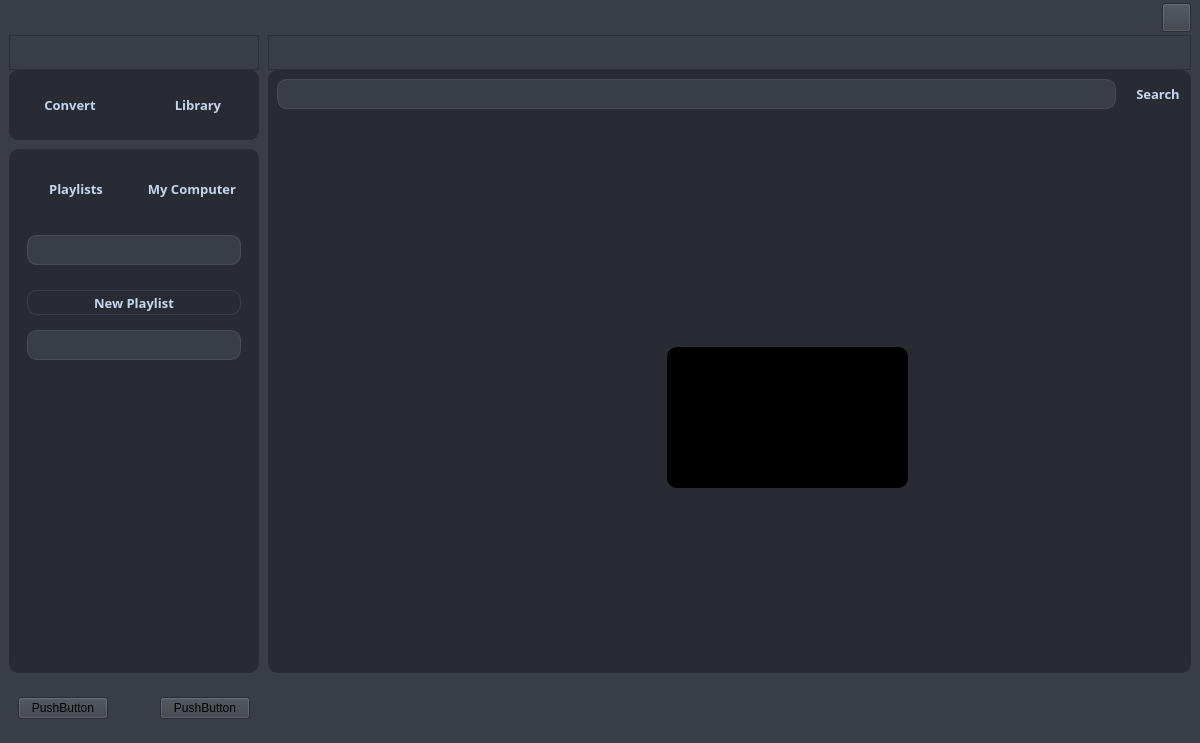
First picture: the form in src/form.ui, repository naestia/PiMono, before the edit.
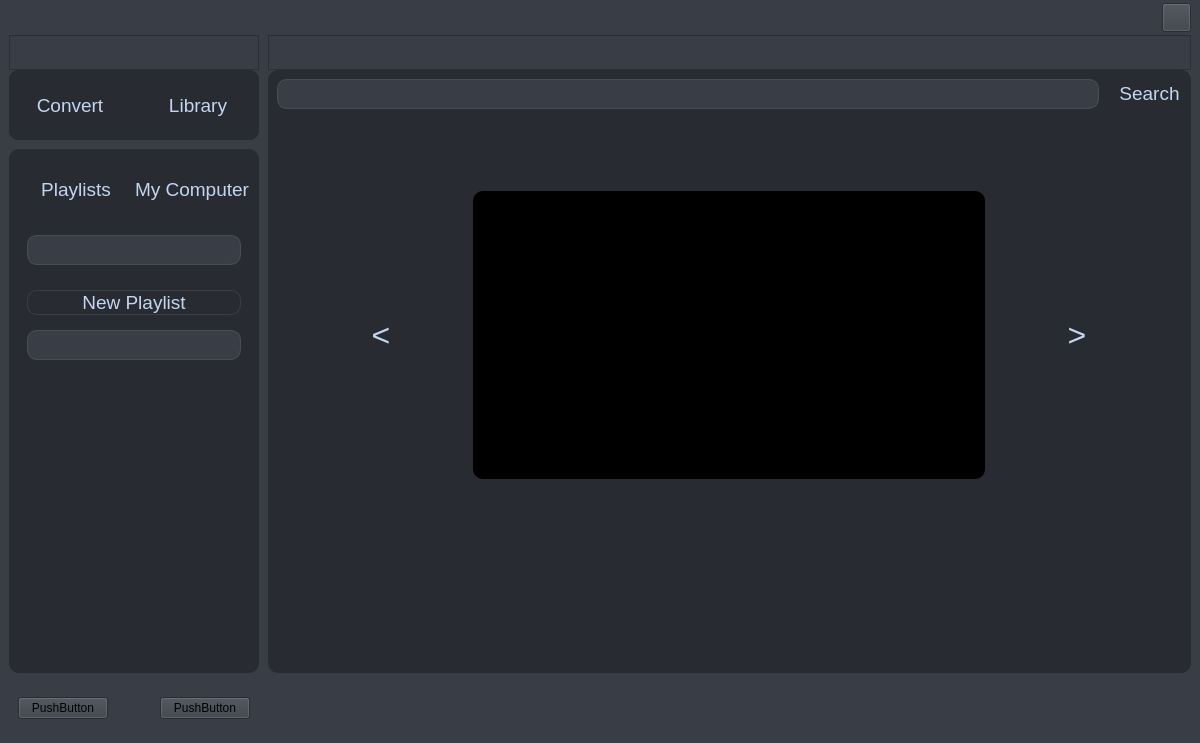
Second picture: the form after the edit. The open tabs and pages were chosen to show the change. Icons and pictures are not drawn.

Diff of the .ui file:
```diff
--- a/src/form.ui
+++ b/src/form.ui
@@ -298,9 +298,9 @@
                      </property>
                      <property name="font">
                       <font>
-                       <family>Segoe UI Variable Small Semibol</family>
-                       <pointsize>10</pointsize>
-                       <bold>true</bold>
+                       <family>Arial</family>
+                       <pointsize>14</pointsize>
+                       <bold>false</bold>
                       </font>
                      </property>
                      <property name="styleSheet">
@@ -324,9 +324,9 @@
                      </property>
                      <property name="font">
                       <font>
-                       <family>Segoe UI Variable Small Semibol</family>
-                       <pointsize>10</pointsize>
-                       <bold>true</bold>
+                       <family>Arial</family>
+                       <pointsize>14</pointsize>
+                       <bold>false</bold>
                       </font>
                      </property>
                      <property name="styleSheet">
@@ -418,9 +418,9 @@
                     </property>
                     <property name="font">
                      <font>
-                      <family>Segoe UI Variable Small Semibol</family>
-                      <pointsize>10</pointsize>
-                      <bold>true</bold>
+                      <family>Arial</family>
+                      <pointsize>14</pointsize>
+                      <bold>false</bold>
                      </font>
                     </property>
                     <property name="styleSheet">
@@ -453,9 +453,9 @@
                     </property>
                     <property name="font">
                      <font>
-                      <family>Segoe UI Variable Small Semibol</family>
-                      <pointsize>10</pointsize>
-                      <bold>true</bold>
+                      <family>Arial</family>
+                      <pointsize>14</pointsize>
+                      <bold>false</bold>
                      </font>
                     </property>
                     <property name="styleSheet">
@@ -578,9 +578,9 @@
                      </property>
                      <property name="font">
                       <font>
-                       <family>Segoe UI Variable Small Semibol</family>
-                       <pointsize>10</pointsize>
-                       <bold>true</bold>
+                       <family>Arial</family>
+                       <pointsize>14</pointsize>
+                       <bold>false</bold>
                       </font>
                      </property>
                      <property name="cursor">
@@ -1135,9 +1135,9 @@
                      </property>
                      <property name="font">
                       <font>
-                       <family>Segoe UI Variable Small Semibol</family>
-                       <pointsize>10</pointsize>
-                       <bold>true</bold>
+                       <family>Arial</family>
+                       <pointsize>14</pointsize>
+                       <bold>false</bold>
                       </font>
                      </property>
                      <property name="styleSheet">
@@ -1149,9 +1149,9 @@
                     <widget class="QPushButton" name="pushButton">
                      <property name="font">
                       <font>
-                       <family>Segoe UI Variable Small Semibol</family>
-                       <pointsize>10</pointsize>
-                       <bold>true</bold>
+                       <family>Arial</family>
+                       <pointsize>14</pointsize>
+                       <bold>false</bold>
                       </font>
                      </property>
                      <property name="styleSheet">
@@ -1202,8 +1202,8 @@
                        <rect>
                         <x>0</x>
                         <y>0</y>
-                        <width>905</width>
-                        <height>537</height>
+                        <width>893</width>
+                        <height>531</height>
                        </rect>
                       </property>
                       <layout class="QGridLayout" name="gridLayout_12">
@@ -1223,22 +1223,169 @@
                         <widget class="QStackedWidget" name="stackedWidget_4">
                          <widget class="QWidget" name="video_library"/>
                          <widget class="QWidget" name="searched_video">
-                          <widget class="QLabel" name="label_5">
-                           <property name="geometry">
-                            <rect>
-                             <x>390</x>
-                             <y>220</y>
-                             <width>241</width>
-                             <height>141</height>
-                            </rect>
+                          <layout class="QVBoxLayout" name="verticalLayout_12">
+                           <property name="spacing">
+                            <number>0</number>
                            </property>
-                           <property name="styleSheet">
-                            <string notr="true">background-color:black;</string>
-                           </property>
-                           <property name="text">
-                            <string/>
-                           </property>
-                          </widget>
+                           <item>
+                            <widget class="QWidget" name="widget_11" native="true">
+                             <layout class="QHBoxLayout" name="horizontalLayout_10">
+                              <item>
+                               <widget class="QPushButton" name="previous_result_button">
+                                <property name="minimumSize">
+                                 <size>
+                                  <width>0</width>
+                                  <height>50</height>
+                                 </size>
+                                </property>
+                                <property name="maximumSize">
+                                 <size>
+                                  <width>50</width>
+                                  <height>16777215</height>
+                                 </size>
+                                </property>
+                                <property name="font">
+                                 <font>
+                                  <family>Tahoma</family>
+                                  <pointsize>24</pointsize>
+                                  <bold>false</bold>
+                                 </font>
+                                </property>
+                                <property name="styleSheet">
+                                 <string notr="true">QPushButton {color:#c3d5f1;}
+QPushButton::hover {color:#96a4b8;}
+QPushButton:pressed {color:white;}
+</string>
+                                </property>
+                                <property name="text">
+                                 <string>&lt;</string>
+                                </property>
+                               </widget>
+                              </item>
+                              <item>
+                               <widget class="QLabel" name="label_5">
+                                <property name="minimumSize">
+                                 <size>
+                                  <width>512</width>
+                                  <height>288</height>
+                                 </size>
+                                </property>
+                                <property name="maximumSize">
+                                 <size>
+                                  <width>512</width>
+                                  <height>288</height>
+                                 </size>
+                                </property>
+                                <property name="styleSheet">
+                                 <string notr="true">background-color:black;</string>
+                                </property>
+                                <property name="text">
+                                 <string/>
+                                </property>
+                                <property name="scaledContents">
+                                 <bool>true</bool>
+                                </property>
+                               </widget>
+                              </item>
+                              <item>
+                               <widget class="QPushButton" name="next_result_button">
+                                <property name="minimumSize">
+                                 <size>
+                                  <width>0</width>
+                                  <height>50</height>
+                                 </size>
+                                </property>
+                                <property name="maximumSize">
+                                 <size>
+                                  <width>50</width>
+                                  <height>16777215</height>
+                                 </size>
+                                </property>
+                                <property name="font">
+                                 <font>
+                                  <family>Tahoma</family>
+                                  <pointsize>24</pointsize>
+                                  <bold>false</bold>
+                                 </font>
+                                </property>
+                                <property name="styleSheet">
+                                 <string notr="true">QPushButton {color:#c3d5f1;}
+QPushButton::hover {color:#96a4b8;}
+QPushButton:pressed {color:white;}
+</string>
+                                </property>
+                                <property name="text">
+                                 <string>&gt;</string>
+                                </property>
+                               </widget>
+                              </item>
+                             </layout>
+                            </widget>
+                           </item>
+                           <item>
+                            <widget class="QLabel" name="video_title">
+                             <property name="maximumSize">
+                              <size>
+                               <width>16777215</width>
+                               <height>50</height>
+                              </size>
+                             </property>
+                             <property name="font">
+                              <font>
+                               <family>Arial</family>
+                               <pointsize>18</pointsize>
+                               <bold>true</bold>
+                              </font>
+                             </property>
+                             <property name="text">
+                              <string/>
+                             </property>
+                            </widget>
+                           </item>
+                           <item>
+                            <widget class="QWidget" name="widget_10" native="true">
+                             <property name="maximumSize">
+                              <size>
+                               <width>16777215</width>
+                               <height>70</height>
+                              </size>
+                             </property>
+                             <layout class="QGridLayout" name="gridLayout_13">
+                              <item row="0" column="0">
+                               <widget class="QPushButton" name="download_button">
+                                <property name="minimumSize">
+                                 <size>
+                                  <width>50</width>
+                                  <height>30</height>
+                                 </size>
+                                </property>
+                                <property name="maximumSize">
+                                 <size>
+                                  <width>150</width>
+                                  <height>16777215</height>
+                                 </size>
+                                </property>
+                                <property name="font">
+                                 <font>
+                                  <family>Arial</family>
+                                  <pointsize>16</pointsize>
+                                 </font>
+                                </property>
+                                <property name="styleSheet">
+                                 <string notr="true">QPushButton {color:#c3d5f1;}
+QPushButton::hover {color:#96a4b8;}
+QPushButton:pressed {color:white;}
+</string>
+                                </property>
+                                <property name="text">
+                                 <string/>
+                                </property>
+                               </widget>
+                              </item>
+                             </layout>
+                            </widget>
+                           </item>
+                          </layout>
                          </widget>
                         </widget>
                        </item>
```
Left out of the diff: 36 changed lines with no effect on the pictures.
